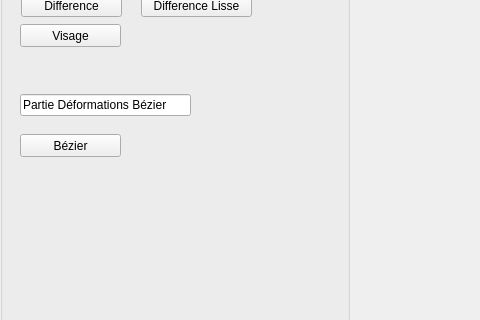
Above: AppTinyMesh/UI/interface.ui from AlexTheHugMachine/mg_2023 before the change; both pictures show x 0 to 480 and y 375 to 695 of the 1200 by 1000 pixel window. Below: the same form after it.
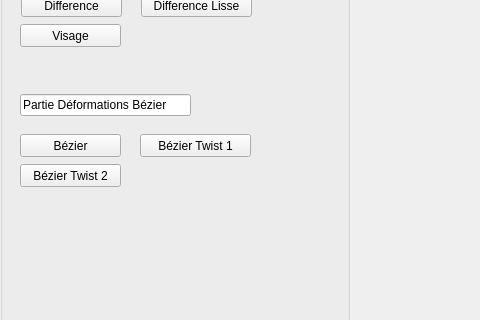
That is the form after the change.

```diff
--- a/AppTinyMesh/UI/interface.ui
+++ b/AppTinyMesh/UI/interface.ui
@@ -327,6 +327,32 @@
         <string>Partie Déformations Bézier</string>
        </property>
       </widget>
+      <widget class="QPushButton" name="bezier_button_2">
+       <property name="geometry">
+        <rect>
+         <x>140</x>
+         <y>490</y>
+         <width>111</width>
+         <height>23</height>
+        </rect>
+       </property>
+       <property name="text">
+        <string>Bézier Twist 1</string>
+       </property>
+      </widget>
+      <widget class="QPushButton" name="bezier_button_3">
+       <property name="geometry">
+        <rect>
+         <x>20</x>
+         <y>520</y>
+         <width>101</width>
+         <height>23</height>
+        </rect>
+       </property>
+       <property name="text">
+        <string>Bézier Twist 2</string>
+       </property>
+      </widget>
      </widget>
     </item>
     <item>
```
